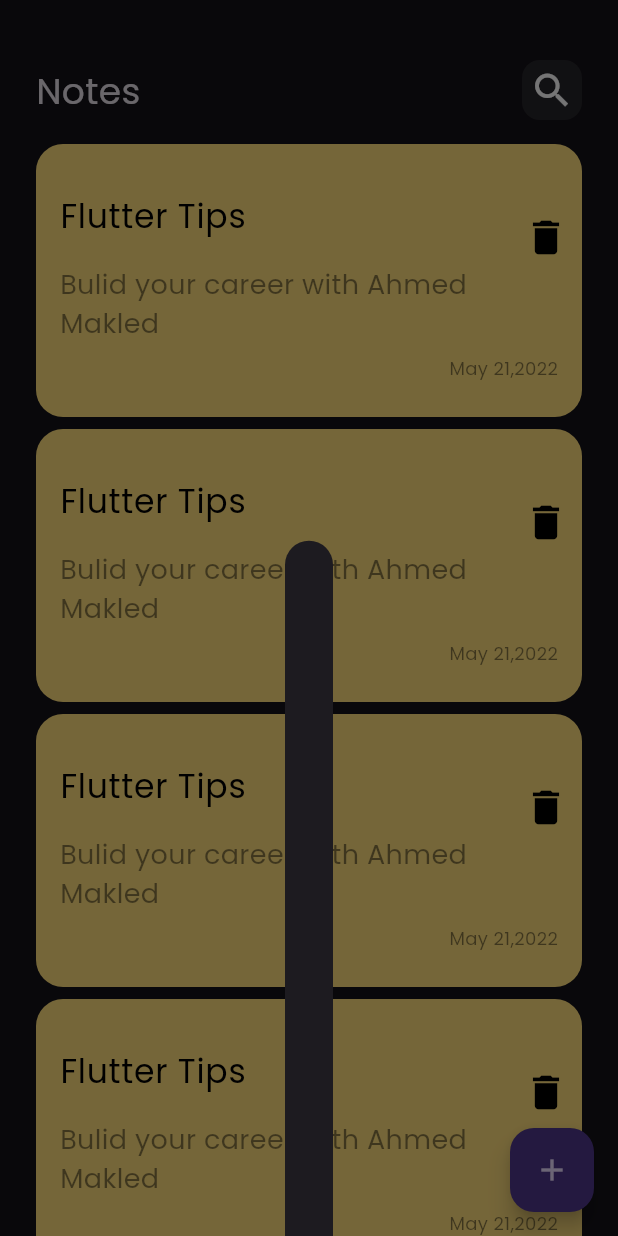
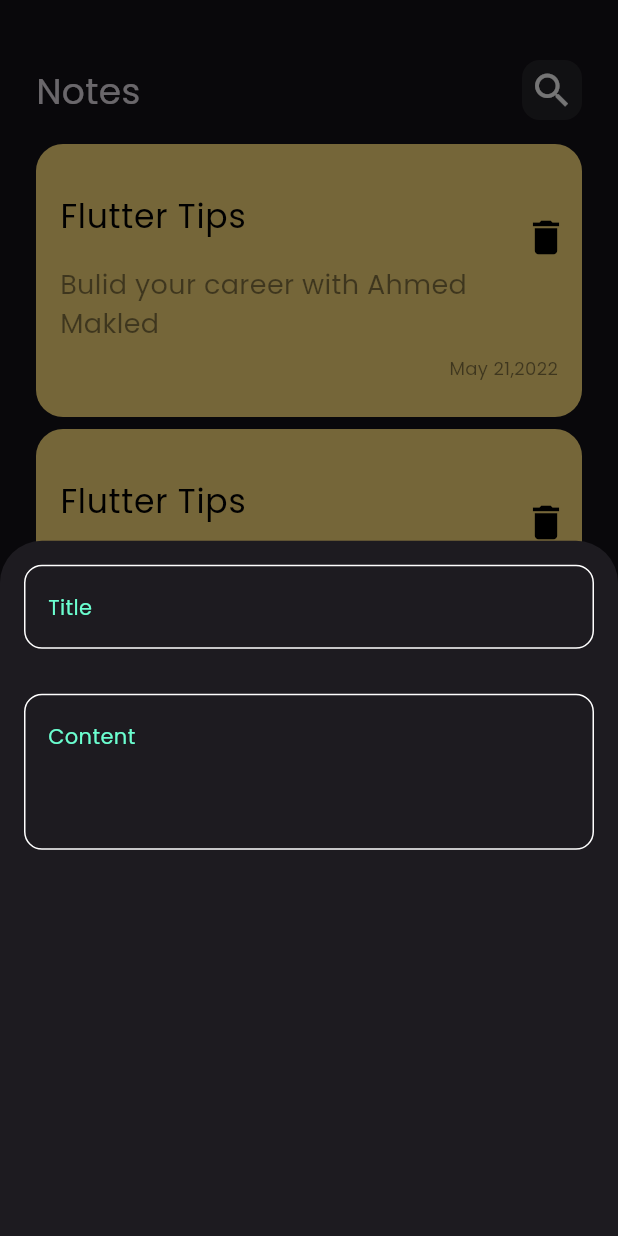
Before and after one commit to Ahmed-Makled1/note-app, a Flutter app: the screen it shows after launch, after a tap on the "add" icon, on a phone screen of 412 x 824 dp. Run offline on Flutter 3.47's test engine with Material 3 defaults, Android fonts, the phone set to English and light mode, and no system bars.

Commit message:
add CustomTextFormField

```diff
--- /dev/null
+++ b/lib/constant.dart
@@ -0,0 +1,3 @@
+import 'package:flutter/material.dart';
+
+const kprimaryColor = Color.fromARGB(255, 107, 255, 208);
--- a/lib/widgets/custom_bottom_sheet.dart
+++ b/lib/widgets/custom_bottom_sheet.dart
@@ -1,4 +1,5 @@
 import 'package:flutter/material.dart';
+import 'package:note_app/widgets/custom_text_form_field.dart';
 
 class CustomBottomSheet extends StatelessWidget {
   const CustomBottomSheet({super.key});
@@ -10,7 +11,9 @@ class CustomBottomSheet extends StatelessWidget {
       child: Column(
         mainAxisSize: MainAxisSize.max,
         children: [
-
+          CustomTextFormField(text: "Title"),
+          SizedBox(height: 30),
+          CustomTextFormField(text: "Content", maxLines: 3),
         ],
       ),
     );
--- /dev/null
+++ b/lib/widgets/custom_text_form_field.dart
@@ -0,0 +1,27 @@
+import 'package:flutter/material.dart';
+import 'package:note_app/constant.dart';
+
+class CustomTextFormField extends StatelessWidget {
+  const CustomTextFormField({super.key, this.maxLines, required this.text});
+  final int? maxLines;
+  final String text;
+  @override
+  Widget build(BuildContext context) {
+    return TextFormField(
+      maxLines: maxLines ?? 1,
+      decoration: InputDecoration(
+        hint: Text(text, style: TextStyle(color: kprimaryColor)),
+        border: inputBorderDecoration(),
+        enabledBorder: inputBorderDecoration(),
+        focusedBorder: inputBorderDecoration(kprimaryColor),
+      ),
+    );
+  }
+
+  OutlineInputBorder inputBorderDecoration([color]) {
+    return OutlineInputBorder(
+      borderSide: BorderSide(color: color ?? Colors.white),
+      borderRadius: BorderRadius.circular(12),
+    );
+  }
+}
```
